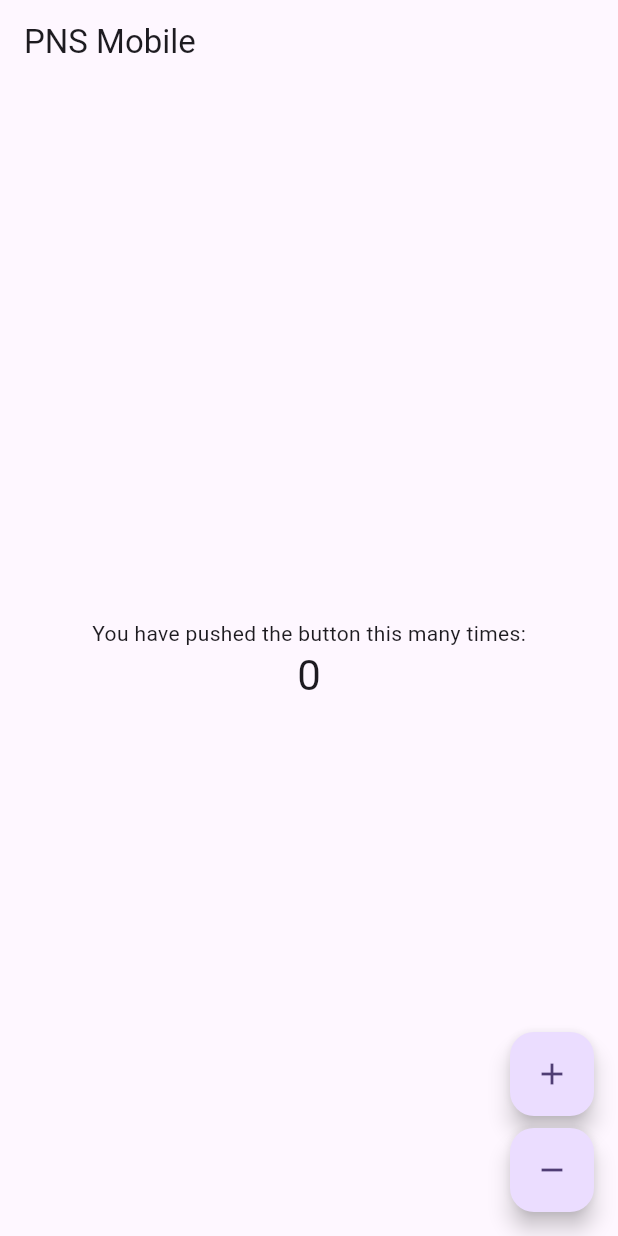
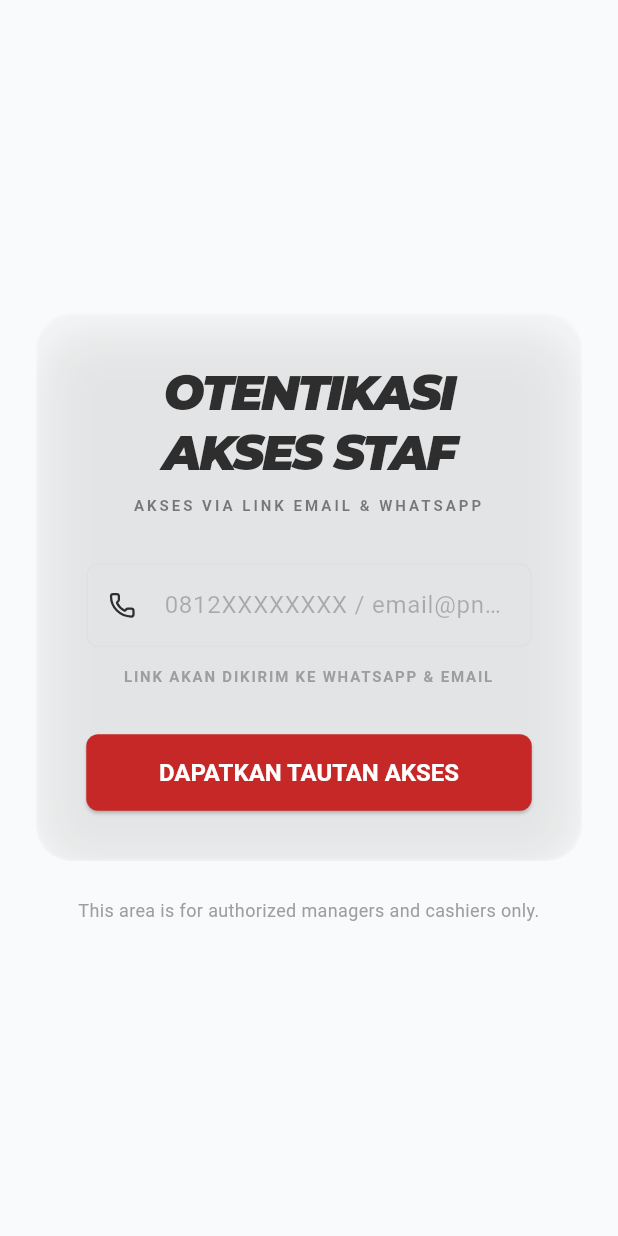
Before and after one commit to mamuncloud/pns-mobile, a Flutter app: the screen it shows after launch, on a phone screen of 412 x 824 dp. Run offline on Flutter 3.47's test engine with Material 3 defaults, Android fonts, the phone set to English and light mode, and no system bars; our stand-ins replace app_links, equatable, flutter_bloc, get_it, google_fonts, lucide_icons_flutter.

Commit message:
feat(auth): implement magic link login UI and deep link handling

```diff
--- /dev/null
+++ b/lib/core/presentation/widgets/glass_card.dart
@@ -0,0 +1,52 @@
+import 'dart:ui';
+import 'package:flutter/material.dart';
+
+class GlassCard extends StatelessWidget {
+  final Widget child;
+  final double borderRadius;
+  final double blur;
+  final EdgeInsetsGeometry padding;
+
+  const GlassCard({
+    super.key,
+    required this.child,
+    this.borderRadius = 24.0,
+    this.blur = 20.0,
+    this.padding = const EdgeInsets.all(24.0),
+  });
+
+  @override
+  Widget build(BuildContext context) {
+    final isDark = Theme.of(context).brightness == Brightness.dark;
+
+    return ClipRRect(
+      borderRadius: BorderRadius.circular(borderRadius),
+      child: BackdropFilter(
+        filter: ImageFilter.blur(sigmaX: blur, sigmaY: blur),
+        child: Container(
+          padding: padding,
+          decoration: BoxDecoration(
+            color: isDark
+                ? Colors.black.withValues(alpha: 0.2)
+                : Colors.white.withValues(alpha: 0.1),
+            borderRadius: BorderRadius.circular(borderRadius),
+            border: Border.all(
+              color: isDark
+                  ? Colors.white.withValues(alpha: 0.1)
+                  : Colors.white.withValues(alpha: 0.2),
+              width: 1.5,
+            ),
+            boxShadow: [
+              BoxShadow(
+                color: Colors.black.withValues(alpha: 0.1),
+                blurRadius: 32,
+                offset: const Offset(0, 8),
+              ),
+            ],
+          ),
+          child: child,
+        ),
+      ),
+    );
+  }
+}
--- /dev/null
+++ b/lib/core/theme/app_colors.dart
@@ -0,0 +1,28 @@
+import 'package:flutter/material.dart';
+
+class AppColors {
+  // Light Mode Colors
+  static const Color lightPrimary = Color(0xFFC62828);
+  static const Color lightSecondary = Color(0xFFFFF3E0);
+  static const Color lightAccent = Color(0xFFFFB300);
+  static const Color lightBackground = Color(0xFFFFFFFF);
+  static const Color lightSurface = Color(0xFFFFFFFF);
+  static const Color lightOnBackground = Color(0xFF2E2E2E);
+  static const Color lightOnSurface = Color(0xFF2E2E2E);
+  static const Color lightMuted = Color(0xFFF5F5F5);
+
+  // Dark Mode Colors
+  static const Color darkPrimary = Color(0xFFFFD700);
+  static const Color darkSecondary = Color(0xFF2A2420);
+  static const Color darkAccent = Color(0xFFFFB300);
+  static const Color darkBackground = Color(0xFF1E1B19);
+  static const Color darkSurface = Color(0xFF26211E);
+  static const Color darkOnBackground = Color(0xFFE8E0D8);
+  static const Color darkOnSurface = Color(0xFFE8E0D8);
+  static const Color darkMuted = Color(0xFF302A27);
+
+  // Status Colors
+  static const Color error = Color(0xFFD32F2F);
+  static const Color success = Color(0xFF388E3C);
+  static const Color info = Color(0xFF1976D2);
+}
--- /dev/null
+++ b/lib/core/theme/app_theme.dart
@@ -0,0 +1,136 @@
+import 'package:flutter/material.dart';
+import 'package:google_fonts/google_fonts.dart';
+import 'package:pns_mobile/core/theme/app_colors.dart';
+
+class AppTheme {
+  static ThemeData lightTheme = ThemeData(
+    useMaterial3: true,
+    brightness: Brightness.light,
+    primaryColor: AppColors.lightPrimary,
+    scaffoldBackgroundColor: AppColors.lightBackground,
+    colorScheme: const ColorScheme.light(
+      primary: AppColors.lightPrimary,
+      secondary: AppColors.lightSecondary,
+      surface: AppColors.lightSurface,
+      onPrimary: Colors.white,
+      onSecondary: AppColors.lightOnBackground,
+      onSurface: AppColors.lightOnSurface,
+      error: AppColors.error,
+    ),
+    textTheme: GoogleFonts.montserratTextTheme(
+      const TextTheme(
+        headlineLarge: TextStyle(
+          fontWeight: FontWeight.w900,
+          letterSpacing: -1.5,
+          fontStyle: FontStyle.italic,
+        ),
+        titleLarge: TextStyle(fontWeight: FontWeight.bold, letterSpacing: -0.5),
+      ),
+    ),
+    cardTheme: CardThemeData(
+      elevation: 0,
+      shape: RoundedRectangleBorder(
+        borderRadius: BorderRadius.circular(16),
+        side: const BorderSide(color: Color(0xFFE0E0E0), width: 1),
+      ),
+      color: AppColors.lightSurface,
+    ),
+    inputDecorationTheme: InputDecorationTheme(
+      filled: true,
+      fillColor: Colors.transparent,
+      border: OutlineInputBorder(
+        borderRadius: BorderRadius.circular(8),
+        borderSide: const BorderSide(color: Color(0xFFE0E0E0)),
+      ),
+      enabledBorder: OutlineInputBorder(
+        borderRadius: BorderRadius.circular(8),
+        borderSide: const BorderSide(color: Color(0xFFE0E0E0)),
+      ),
+      focusedBorder: OutlineInputBorder(
+        borderRadius: BorderRadius.circular(8),
+        borderSide: const BorderSide(color: AppColors.lightPrimary, width: 2),
+      ),
+      labelStyle: const TextStyle(color: Colors.black54),
+      hintStyle: const TextStyle(color: Colors.black26),
+    ),
+    buttonTheme: const ButtonThemeData(
+      buttonColor: AppColors.lightPrimary,
+      textTheme: ButtonTextTheme.primary,
+    ),
+    elevatedButtonTheme: ElevatedButtonThemeData(
+      style: ElevatedButton.styleFrom(
+        backgroundColor: AppColors.lightPrimary,
+        foregroundColor: Colors.white,
+        textStyle: const TextStyle(fontWeight: FontWeight.bold, fontSize: 16),
+        shape: RoundedRectangleBorder(borderRadius: BorderRadius.circular(8)),
+        padding: const EdgeInsets.symmetric(vertical: 16, horizontal: 24),
+      ),
+    ),
+  );
+
+  static ThemeData darkTheme = ThemeData(
+    useMaterial3: true,
+    brightness: Brightness.dark,
+    primaryColor: AppColors.darkPrimary,
+    scaffoldBackgroundColor: AppColors.darkBackground,
+    colorScheme: const ColorScheme.dark(
+      primary: AppColors.darkPrimary,
+      secondary: AppColors.darkSecondary,
+      surface: AppColors.darkSurface,
+      onPrimary: Colors.black,
+      onSecondary: Colors.white,
+      onSurface: AppColors.darkOnSurface,
+      error: AppColors.error,
+    ),
+    textTheme: GoogleFonts.montserratTextTheme(
+      ThemeData.dark().textTheme.copyWith(
+        headlineLarge: const TextStyle(
+          fontWeight: FontWeight.w900,
+          letterSpacing: -1.5,
+          fontStyle: FontStyle.italic,
+          color: AppColors.darkPrimary,
+        ),
+        titleLarge: const TextStyle(
+          fontWeight: FontWeight.bold,
+          letterSpacing: -0.5,
+          color: AppColors.darkOnSurface,
+        ),
+      ),
+    ),
+    cardTheme: CardThemeData(
+      elevation: 0,
+      shape: RoundedRectangleBorder(
+        borderRadius: BorderRadius.circular(16),
+        side: BorderSide(color: Colors.white.withValues(alpha: 0.1), width: 1),
+      ),
+      color: AppColors.darkSurface,
+    ),
+    inputDecorationTheme: InputDecorationTheme(
+      filled: true,
+      fillColor: Colors.transparent,
+      border: OutlineInputBorder(
+        borderRadius: BorderRadius.circular(8),
+        borderSide: BorderSide(color: Colors.white.withValues(alpha: 0.1)),
+      ),
+      enabledBorder: OutlineInputBorder(
+        borderRadius: BorderRadius.circular(8),
+        borderSide: BorderSide(color: Colors.white.withValues(alpha: 0.1)),
+      ),
+      focusedBorder: OutlineInputBorder(
+        borderRadius: BorderRadius.circular(8),
+        borderSide: const BorderSide(color: AppColors.darkPrimary, width: 2),
+      ),
+      labelStyle: const TextStyle(color: Colors.white70),
+      hintStyle: const TextStyle(color: Colors.white38),
+    ),
+    elevatedButtonTheme: ElevatedButtonThemeData(
+      style: ElevatedButton.styleFrom(
+        backgroundColor: AppColors.darkPrimary,
+        foregroundColor: Colors.black,
+        textStyle: const TextStyle(fontWeight: FontWeight.bold, fontSize: 16),
+        shape: RoundedRectangleBorder(borderRadius: BorderRadius.circular(8)),
+        padding: const EdgeInsets.symmetric(vertical: 16, horizontal: 24),
+      ),
+    ),
+  );
+}
--- /dev/null
+++ b/lib/features/auth/presentation/pages/login_page.dart
@@ -0,0 +1,70 @@
+import 'package:flutter/material.dart';
+import 'package:pns_mobile/core/presentation/widgets/glass_card.dart';
+import 'package:pns_mobile/features/auth/presentation/widgets/login_form.dart';
+
+class LoginPage extends StatelessWidget {
+  const LoginPage({super.key});
+
+  @override
+  Widget build(BuildContext context) {
+    final theme = Theme.of(context);
+    final isDark = theme.brightness == Brightness.dark;
+
+    return Scaffold(
+      body: Container(
+        width: double.infinity,
+        height: double.infinity,
+        decoration: BoxDecoration(
+          color: isDark ? const Color(0xFF121212) : const Color(0xFFF9FAFB),
+        ),
+        child: Center(
+          child: SingleChildScrollView(
+            padding: const EdgeInsets.symmetric(horizontal: 24.0),
+            child: ConstrainedBox(
+              constraints: const BoxConstraints(maxWidth: 400),
+              child: Column(
+                mainAxisAlignment: MainAxisAlignment.center,
+                children: [
+                  GlassCard(
+                    padding: const EdgeInsets.all(32.0),
+                    child: Column(
+                      crossAxisAlignment: CrossAxisAlignment.stretch,
+                      children: [
+                        Text(
+                          'OTENTIKASI AKSES STAF',
+                          textAlign: TextAlign.center,
+                          style: theme.textTheme.headlineLarge,
+                        ),
+                        const SizedBox(height: 8),
+                        Text(
+                          'AKSES VIA LINK EMAIL & WHATSAPP',
+                          textAlign: TextAlign.center,
+                          style: theme.textTheme.bodySmall?.copyWith(
+                            fontSize: 10,
+                            letterSpacing: 2.0,
+                            fontWeight: FontWeight.bold,
+                            color: theme.textTheme.bodySmall?.color?.withValues(
+                              alpha: 0.6,
+                            ),
+                          ),
+                        ),
+                        const SizedBox(height: 32),
+                        const LoginForm(),
+                      ],
+                    ),
+                  ),
+                  const SizedBox(height: 24),
+                  const Text(
+                    'This area is for authorized managers and cashiers only.',
+                    textAlign: TextAlign.center,
+                    style: TextStyle(fontSize: 12, color: Colors.grey),
+                  ),
+                ],
+              ),
+            ),
+          ),
+        ),
+      ),
+    );
+  }
+}
--- /dev/null
+++ b/lib/features/auth/presentation/widgets/login_form.dart
@@ -0,0 +1,196 @@
+import 'package:flutter/material.dart';
+import 'package:lucide_icons_flutter/lucide_icons.dart';
+
+class LoginForm extends StatefulWidget {
+  const LoginForm({super.key});
+
+  @override
+  State<LoginForm> createState() => _LoginFormState();
+}
+
+class _LoginFormState extends State<LoginForm> {
+  final _formKey = GlobalKey<FormState>();
+  final _identifierController = TextEditingController();
+  bool _isLoading = false;
+  bool _isSent = false;
+  String? _error;
+
+  @override
+  void dispose() {
+    _identifierController.dispose();
+    super.dispose();
+  }
+
+  void _handleSubmit() async {
+    if (!_formKey.currentState!.validate()) return;
+
+    setState(() {
+      _isLoading = true;
+      _error = null;
+    });
+
+    // Simulate API call matching pns-web logic
+    try {
+      await Future.delayed(const Duration(seconds: 2));
+      setState(() {
+        _isSent = true;
+      });
+    } catch (e) {
+      setState(() {
+        _error = "Gagal mengirim tautan. Silakan coba lagi.";
+      });
+    } finally {
+      setState(() {
+        _isLoading = false;
+      });
+    }
+  }
+
+  @override
+  Widget build(BuildContext context) {
+    final theme = Theme.of(context);
+
+    if (_isSent) {
+      return Column(
+        children: [
+          Container(
+            padding: const EdgeInsets.all(16),
+            decoration: BoxDecoration(
+              color: Colors.green.withValues(alpha: 0.1),
+              shape: BoxShape.circle,
+            ),
+            child: const Icon(
+              LucideIcons.circleCheck,
+              size: 48,
+              color: Colors.green,
+            ),
+          ),
+          const SizedBox(height: 24),
+          const Text(
+            'PERIKSA EMAIL & WHATSAPP',
+            textAlign: TextAlign.center,
+            style: TextStyle(
+              fontWeight: FontWeight.w900,
+              fontSize: 18,
+              letterSpacing: -0.5,
+              fontStyle: FontStyle.italic,
+            ),
+          ),
+          const SizedBox(height: 8),
+          RichText(
+            textAlign: TextAlign.center,
+            text: TextSpan(
+              style: theme.textTheme.bodyMedium,
+              children: [
+                const TextSpan(text: 'Kami telah mengirimkan tautan akses ke '),
+                TextSpan(
+                  text: _identifierController.text,
+                  style: TextStyle(
+                    fontWeight: FontWeight.w900,
+                    color: theme.primaryColor,
+                    decoration: TextDecoration.underline,
+                  ),
+                ),
+                const TextSpan(
+                  text: ' dan saluran komunikasi Anda lainnya yang terdaftar.',
+                ),
+              ],
+            ),
+          ),
+          const SizedBox(height: 16),
+          const Text(
+            'TAUTAN BERLAKU SELAMA 10 MENIT',
+            style: TextStyle(
+              fontSize: 10,
+              fontWeight: FontWeight.w900,
+              letterSpacing: 1.5,
+              color: Colors.grey,
+            ),
+          ),
+          const SizedBox(height: 32),
+          OutlinedButton(
+            onPressed: () => setState(() => _isSent = false),
+            child: const Text('GUNAKAN IDENTITAS LAIN'),
+          ),
+        ],
+      );
+    }
+
+    return Form(
+      key: _formKey,
+      child: Column(
+        crossAxisAlignment: CrossAxisAlignment.stretch,
+        children: [
+          TextFormField(
+            controller: _identifierController,
+            decoration: const InputDecoration(
+              hintText: '0812XXXXXXXX / email@pns.com',
+              prefixIcon: Icon(LucideIcons.phone, size: 18),
+            ),
+            validator: (value) {
+              if (value == null || value.isEmpty) {
+                return 'Harap masukkan nomor atau email';
+              }
+              return null;
+            },
+            enabled: !_isLoading,
+          ),
+          const SizedBox(height: 12),
+          const Text(
+            'LINK AKAN DIKIRIM KE WHATSAPP & EMAIL',
+            textAlign: TextAlign.center,
+            style: TextStyle(
+              fontSize: 10,
+              letterSpacing: 1.2,
+              fontWeight: FontWeight.bold,
+              color: Colors.grey,
+            ),
+          ),
+          if (_error != null) ...[
+            const SizedBox(height: 16),
+            Container(
+              padding: const EdgeInsets.all(12),
+              decoration: BoxDecoration(
+                color: theme.colorScheme.error.withValues(alpha: 0.1),
+                borderRadius: BorderRadius.circular(8),
+              ),
+              child: Row(
+                children: [
+                  Icon(
+                    LucideIcons.circleAlert,
+                    size: 16,
+                    color: theme.colorScheme.error,
+                  ),
+                  const SizedBox(width: 8),
+                  Expanded(
+                    child: Text(
+                      _error!,
+                      style: TextStyle(
+                        color: theme.colorScheme.error,
+                        fontSize: 13,
+                      ),
+                    ),
+                  ),
+                ],
+              ),
+            ),
+          ],
+          const SizedBox(height: 32),
+          ElevatedButton(
+            onPressed: _isLoading ? null : _handleSubmit,
+            child: _isLoading
+                ? const SizedBox(
+                    height: 20,
+                    width: 20,
+                    child: CircularProgressIndicator(
+                      strokeWidth: 3,
+                      color: Colors.black,
+                    ),
+                  )
+                : const Text('DAPATKAN TAUTAN AKSES'),
+          ),
+        ],
+      ),
+    );
+  }
+}
--- a/lib/main.dart
+++ b/lib/main.dart
@@ -1,32 +1,88 @@
+import 'dart:async';
+import 'package:app_links/app_links.dart';
 import 'package:flutter/material.dart';
 import 'package:flutter_bloc/flutter_bloc.dart';
+import 'package:pns_mobile/core/theme/app_theme.dart';
+import 'package:pns_mobile/features/auth/presentation/pages/login_page.dart';
+import 'package:pns_mobile/features/auth/presentation/pages/verify_page.dart';
 import 'package:pns_mobile/features/counter/presentation/bloc/counter_bloc.dart';
-import 'package:pns_mobile/features/counter/presentation/pages/counter_page.dart';
 import 'package:pns_mobile/init_dependencies.dart';
+
+// Global key for navigation from outside the widget tree
+final GlobalKey<NavigatorState> navigatorKey = GlobalKey<NavigatorState>();
 
 void main() async {
   WidgetsFlutterBinding.ensureInitialized();
   await initDependencies();
+
+  final app = MyApp();
   runApp(
     MultiBlocProvider(
       providers: [BlocProvider(create: (_) => CounterBloc())],
-      child: const MyApp(),
+      child: app,
     ),
   );
 }
 
-class MyApp extends StatelessWidget {
+class MyApp extends StatefulWidget {
   const MyApp({super.key});
+
+  @override
+  State<MyApp> createState() => _MyAppState();
+}
+
+class _MyAppState extends State<MyApp> {
+  late AppLinks _appLinks;
+  StreamSubscription<Uri>? _linkSubscription;
+
+  @override
+  void initState() {
+    super.initState();
+    _initDeepLinking();
+  }
+
+  void _initDeepLinking() async {
+    _appLinks = AppLinks();
+
+    // 1. Handle the initial link (cold start)
+    final initialLink = await _appLinks.getInitialLink();
+    if (initialLink != null) {
+      _handleDeepLink(initialLink);
+    }
+
+    // 2. Listen for incoming links (bg/fg)
+    _linkSubscription = _appLinks.uriLinkStream.listen((uri) {
+      _handleDeepLink(uri);
+    });
+  }
+
+  void _handleDeepLink(Uri uri) {
+    if (uri.path == '/staff/verify') {
+      final token = uri.queryParameters['token'];
+
+      // Navigate to VerifyPage if navigatorKey is ready
+      navigatorKey.currentState?.push(
+        MaterialPageRoute(builder: (context) => VerifyPage(token: token)),
+      );
+    }
+  }
+
+  @override
+  void dispose() {
+    _linkSubscription?.cancel();
+    super.dispose();
+  }
 
   @override
   Widget build(BuildContext context) {
     return MaterialApp(
+      navigatorKey: navigatorKey,
       title: 'PNS Mobile',
-      theme: ThemeData(
-        colorScheme: ColorScheme.fromSeed(seedColor: Colors.deepPurple),
-        useMaterial3: true,
-      ),
-      home: const CounterPage(),
+      debugShowCheckedModeBanner: false,
+      theme: AppTheme.lightTheme,
+      darkTheme: AppTheme.darkTheme,
+      themeMode: ThemeMode.system,
+      home: const LoginPage(),
     );
   }
 }
--- a/pubspec.yaml
+++ b/pubspec.yaml
@@ -37,6 +37,9 @@ dependencies:
   flutter_bloc: ^9.1.1
   equatable: ^2.0.8
   get_it: ^9.2.1
+  google_fonts: ^8.0.2
+  lucide_icons_flutter: ^3.1.12
+  app_links: ^6.3.2
 
 dev_dependencies:
   flutter_test:
```
Also changed, not shown: lib/features/auth/presentation/pages/verify_page.dart (added, +143 -0 lines), test_results.txt (added, +48 -0 lines), pubspec.lock, 11 other files.
